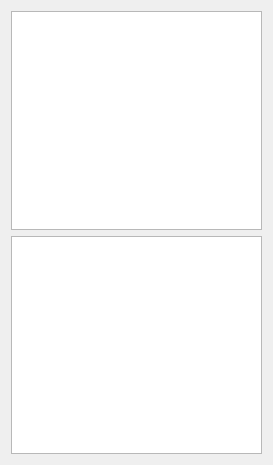
First picture: the form in dialog.ui, repository pavelkral/QMetronom, before the edit.
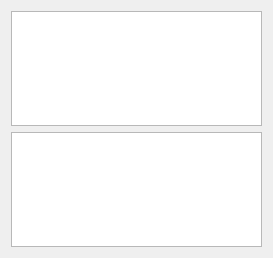
Second picture: the form after the edit.

What changed in the file:
```diff
--- a/dialog.ui
+++ b/dialog.ui
@@ -7,7 +7,7 @@
     <x>0</x>
     <y>0</y>
     <width>273</width>
-    <height>465</height>
+    <height>258</height>
    </rect>
   </property>
   <property name="windowTitle">
@@ -22,7 +22,6 @@
      <property name="font">
       <font>
        <pointsize>12</pointsize>
-       <weight>50</weight>
        <bold>false</bold>
       </font>
      </property>
```
